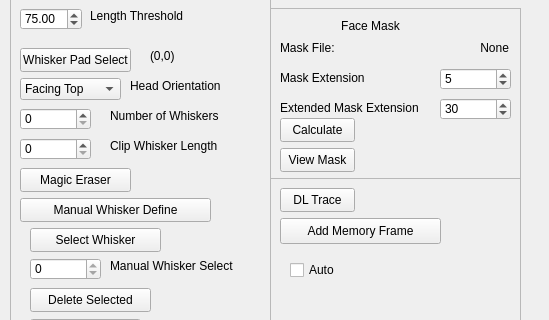
First picture: the form in src/WhiskerToolbox/Whisker_Widget/Whisker_Widget.ui, repository paulmthompson/WhiskerToolbox, before the edit; both pictures show x 0 to 549 and y 91 to 411 of the 549 by 651 pixel window.
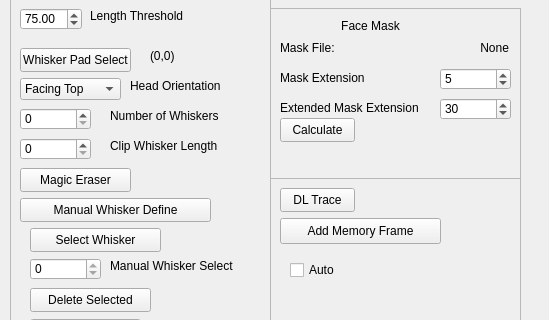
Second picture: the form after the edit.

The edit to the form file:
```diff
--- a/src/WhiskerToolbox/Whisker_Widget/Whisker_Widget.ui
+++ b/src/WhiskerToolbox/Whisker_Widget/Whisker_Widget.ui
@@ -438,19 +438,6 @@
       <string>Calculate</string>
      </property>
     </widget>
-    <widget class="QPushButton" name="view_mask">
-     <property name="geometry">
-      <rect>
-       <x>10</x>
-       <y>140</y>
-       <width>75</width>
-       <height>24</height>
-      </rect>
-     </property>
-     <property name="text">
-      <string>View Mask</string>
-     </property>
-    </widget>
     <widget class="QLabel" name="label_9">
      <property name="geometry">
       <rect>
```
